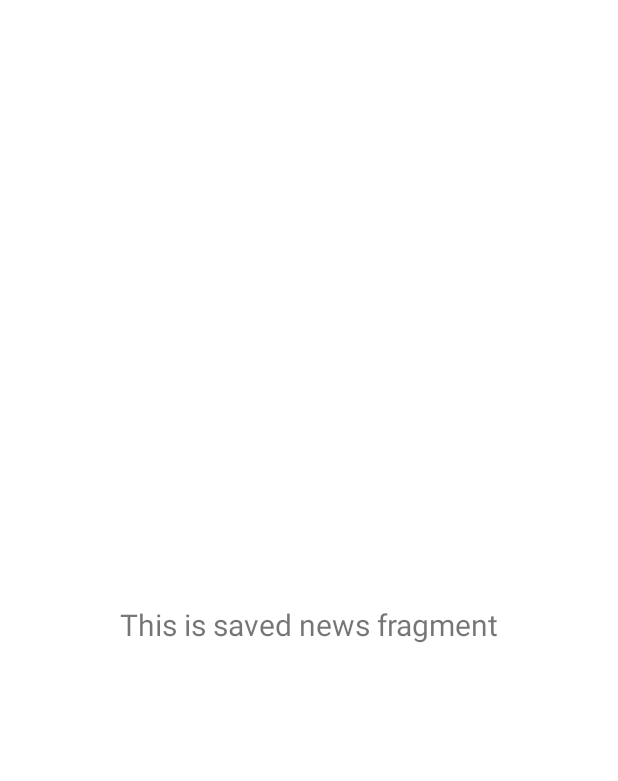
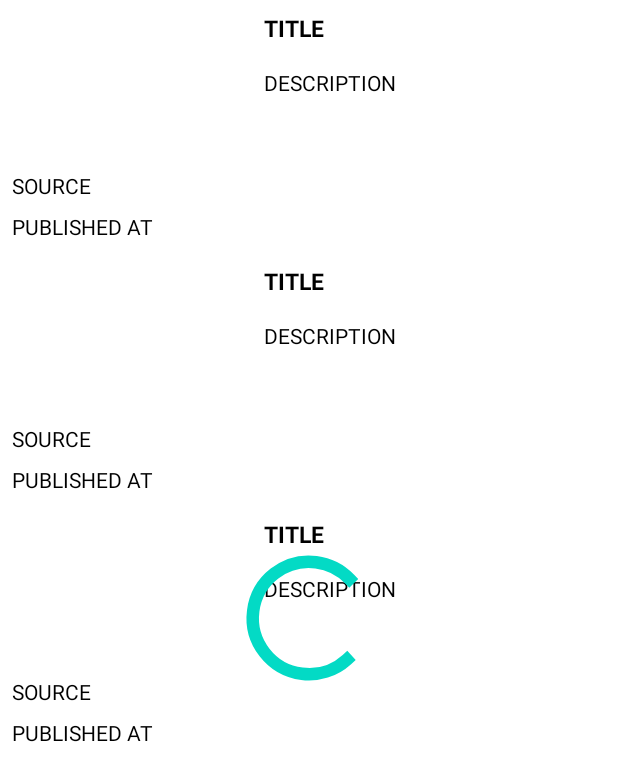
Before and after one commit to pallaw/mvvm_news, an Android app: the layout fragment_saved.xml on its own in the app's theme, with its tools: preview values and no code run, on a phone screen of 412 x 824 dp. Shown: the top 781 px of the screen. Run offline under Robolectric (Android 15) with nearby library versions, the phone set to English and light mode, and no system bars; network calls fail.

Commit message:
saved news functionality

```diff
--- a/app/build.gradle
+++ b/app/build.gradle
@@ -2,6 +2,8 @@ plugins {
     id 'com.android.application'
     id 'kotlin-android'
     id 'kotlin-kapt'
+    id 'kotlin-parcelize'
+    id 'androidx.navigation.safeargs'
 }
 
 android {
@@ -42,6 +44,7 @@ dependencies {
     implementation 'com.google.android.material:material:1.4.0'
     implementation 'androidx.constraintlayout:constraintlayout:2.1.1'
     implementation 'androidx.lifecycle:lifecycle-livedata-ktx:2.3.1'
+    implementation 'androidx.legacy:legacy-support-v4:1.0.0'
     testImplementation 'junit:junit:4.+'
     androidTestImplementation 'androidx.test.ext:junit:1.1.2'
     androidTestImplementation 'androidx.test.espresso:espresso-core:3.3.0'
--- a/app/src/main/java/com/pallaw/mvvmnews/MainActivity.kt
+++ b/app/src/main/java/com/pallaw/mvvmnews/MainActivity.kt
@@ -54,4 +54,9 @@ class MainActivity : AppCompatActivity() {
         setupActionBarWithNavController(navController, appBarConfiguration)
         navView.setupWithNavController(navController)
     }
+
+    override fun onSupportNavigateUp(): Boolean {
+        return findNavController(R.id.nav_host_fragment_activity_main).navigateUp()
+                || super.onSupportNavigateUp()
+    }
 }
--- a/app/src/main/java/com/pallaw/mvvmnews/data/model/Source.kt
+++ b/app/src/main/java/com/pallaw/mvvmnews/data/model/Source.kt
@@ -1,6 +1,10 @@
 package com.pallaw.mvvmnews.data.model
 
+import android.os.Parcelable
+import kotlinx.parcelize.Parcelize
+
+@Parcelize
 data class Source(
     val id: String,
     val name: String
-)
+) : Parcelable
--- a/app/src/main/java/com/pallaw/mvvmnews/ui/adapters/NewsAdapter.kt
+++ b/app/src/main/java/com/pallaw/mvvmnews/ui/adapters/NewsAdapter.kt
@@ -28,7 +28,7 @@ class NewsAdapter : RecyclerView.Adapter<NewsAdapter.ArticleViewHolder>() {
         fun bind(article: Article, position: Int) {
             with(binding) {
                 Glide.with(itemView).load(article.urlToImage).into(ivArticleImage)
-                tvSource.text = article.source.name
+                tvSource.text = article.source?.name ?: ""
                 tvTitle.text = article.title
                 tvDescription.text = article.description
                 tvPublishedAt.text = article.publishedAt
--- a/app/src/main/java/com/pallaw/mvvmnews/ui/fragments/SearchFragment.kt
+++ b/app/src/main/java/com/pallaw/mvvmnews/ui/fragments/SearchFragment.kt
@@ -6,6 +6,7 @@ import android.view.View
 import android.view.ViewGroup
 import android.widget.Toast
 import androidx.core.widget.addTextChangedListener
+import androidx.navigation.fragment.findNavController
 import androidx.recyclerview.widget.LinearLayoutManager
 import com.pallaw.mvvmnews.data.Resource
 import com.pallaw.mvvmnews.databinding.FragmentSearchBinding
@@ -82,6 +83,10 @@ class SearchFragment : BaseFragment() {
             layoutManager = LinearLayoutManager(activity)
         }
 
+        newsAdapter.setOnItemClickListener {
+            findNavController().navigate(SearchFragmentDirections.actionNavigationSearchToArticleDetails(it))
+        }
+
     }
 
     override fun onDestroyView() {
--- a/app/src/main/res/layout/fragment_saved.xml
+++ b/app/src/main/res/layout/fragment_saved.xml
@@ -4,20 +4,25 @@
     xmlns:tools="http://schemas.android.com/tools"
     android:layout_width="match_parent"
     android:layout_height="match_parent"
-    tools:context=".ui.fragments.SavedFragment">
+    tools:context=".ui.fragments.BreakingNewsFragment">
 
-    <TextView
-        android:id="@+id/text_view"
+    <androidx.recyclerview.widget.RecyclerView
+        android:id="@+id/rvSavedNews"
         android:layout_width="match_parent"
-        android:layout_height="wrap_content"
-        android:layout_marginStart="8dp"
-        android:layout_marginTop="8dp"
-        android:layout_marginEnd="8dp"
-        android:text="This is saved news fragment"
-        android:textAlignment="center"
-        android:textSize="20sp"
+        android:layout_height="match_parent"
+        app:layout_constraintBottom_toBottomOf="parent"
+        app:layout_constraintEnd_toEndOf="parent"
+        app:layout_constraintStart_toStartOf="parent"
+        app:layout_constraintTop_toTopOf="parent"
+        tools:listitem="@layout/item_article_preview" />
+
+    <ProgressBar
+        android:id="@+id/progressBar"
+        android:layout_width="100dp"
+        android:layout_height="100dp"
         app:layout_constraintBottom_toBottomOf="parent"
         app:layout_constraintEnd_toEndOf="parent"
         app:layout_constraintStart_toStartOf="parent"
         app:layout_constraintTop_toTopOf="parent" />
+
 </androidx.constraintlayout.widget.ConstraintLayout>
--- a/app/src/main/res/values/strings.xml
+++ b/app/src/main/res/values/strings.xml
@@ -3,4 +3,6 @@
     <string name="title_saved">Saved</string>
     <string name="title_breaking">Breaking</string>
     <string name="title_search">Search</string>
+    <!-- TODO: Remove or change this placeholder text -->
+    <string name="hello_blank_fragment">Hello blank fragment</string>
 </resources>
--- a/build.gradle
+++ b/build.gradle
@@ -7,6 +7,7 @@ buildscript {
     dependencies {
         classpath "com.android.tools.build:gradle:7.0.2"
         classpath "org.jetbrains.kotlin:kotlin-gradle-plugin:1.5.31"
+        classpath "androidx.navigation:navigation-safe-args-gradle-plugin:2.3.5"
 
         // NOTE: Do not place your application dependencies here; they belong
         // in the individual module build.gradle files
```
Also changed, not shown: app/src/main/java/com/pallaw/mvvmnews/data/model/Article.kt (+12 -9 lines), app/src/main/java/com/pallaw/mvvmnews/data/repository/NewsRepository.kt (+7 -0 lines), app/src/main/java/com/pallaw/mvvmnews/ui/fragments/BreakingNewsFragment.kt (+7 -0 lines), app/src/main/java/com/pallaw/mvvmnews/ui/fragments/SavedFragment.kt (+91 -1 lines), app/src/main/java/com/pallaw/mvvmnews/viewmodel/NewsViewModel.kt (+10 -0 lines), app/src/main/res/navigation/mobile_navigation.xml (+25 -3 lines).
